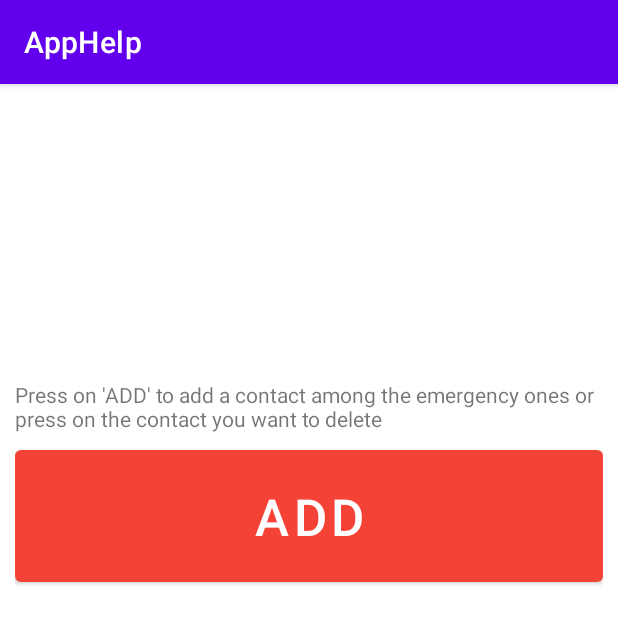
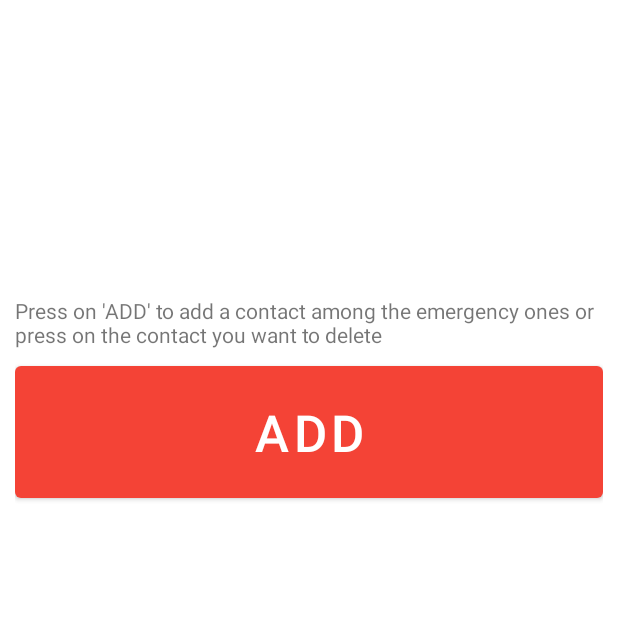
Before and after one commit to robi00/AppHelp, an Android app: the Activity2 screen opened directly, with no data from a screen before it, on a phone screen of 412 x 824 dp. Shown: the top 624 px of the screen. Run offline under Robolectric (Android 15) with nearby library versions, the phone set to English and light mode, and no system bars.

Commit message:
Internazionalizzazione stringhe, cambio nome app e no toolbar

```diff
--- a/app/src/main/res/layout-land/activity_2.xml
+++ b/app/src/main/res/layout-land/activity_2.xml
@@ -37,7 +37,7 @@
         android:layout_height="60dp"
         android:layout_below="@+id/info"
         android:layout_marginTop="5dp"
-        android:text="ADD"
+        android:text="@string/add"
         android:textSize="24sp"
         app:backgroundTint="#F44336" />
 
@@ -47,6 +47,6 @@
         android:layout_height="wrap_content"
         android:layout_below="@+id/contactIv"
         android:layout_marginTop="1dp"
-        android:text="Press on 'ADD' to add a contact among the emergency ones or press on the contact you want to delete" />
+        android:text="@string/info" />
 
 </RelativeLayout>
--- a/app/src/main/res/layout-land/activity_main.xml
+++ b/app/src/main/res/layout-land/activity_main.xml
@@ -45,7 +45,7 @@
             android:layout_marginStart="3dp"
             android:layout_marginLeft="3dp"
             android:layout_marginTop="80dp"
-            android:text="Where am I?"
+            android:text="@string/where_am_i"
             android:textColor="#000000"
             android:textSize="15sp"
             app:backgroundTint="#FFFFFF"
@@ -57,7 +57,7 @@
             android:layout_width="227dp"
             android:layout_height="wrap_content"
             android:layout_marginRight="3dp"
-            android:text="Settings"
+            android:text="@string/settings"
             android:textColor="#000000"
             android:textSize="15sp"
             app:backgroundTint="#FFFFFF"
@@ -69,7 +69,7 @@
             android:id="@+id/buttSound"
             android:layout_width="226dp"
             android:layout_height="wrap_content"
-            android:text="Stop sound"
+            android:text="@string/stop_sound"
             android:textColor="#000000"
             android:textSize="10dp"
             app:backgroundTint="#FFFFFF"
--- a/app/src/main/res/layout/activity_2.xml
+++ b/app/src/main/res/layout/activity_2.xml
@@ -37,7 +37,7 @@
         android:layout_height="100dp"
         android:layout_below="@+id/info"
         android:layout_marginTop="5dp"
-        android:text="ADD"
+        android:text="@string/add"
         android:textSize="34dp"
         app:backgroundTint="#F44336" />
 
@@ -47,6 +47,6 @@
         android:layout_height="wrap_content"
         android:layout_below="@+id/contactIv"
         android:layout_marginTop="5dp"
-        android:text="Press on 'ADD' to add a contact among the emergency ones or press on the contact you want to delete" />
+        android:text="@string/info" />
 
 </RelativeLayout>
--- a/app/src/main/res/layout/activity_main.xml
+++ b/app/src/main/res/layout/activity_main.xml
@@ -44,7 +44,7 @@
             android:layout_height="wrap_content"
             android:layout_marginStart="3dp"
             android:layout_marginLeft="3dp"
-            android:text="Where am I?"
+            android:text="@string/where_am_i"
             android:textColor="#000000"
             android:textSize="15sp"
             app:backgroundTint="#FFFFFF"
@@ -56,7 +56,7 @@
             android:layout_width="140dp"
             android:layout_height="wrap_content"
             android:layout_marginRight="3dp"
-            android:text="Settings"
+            android:text="@string/settings"
             android:textColor="#000000"
             android:textSize="15sp"
             app:backgroundTint="#FFFFFF"
@@ -72,7 +72,7 @@
             android:layout_marginLeft="10dp"
             android:layout_marginEnd="10dp"
             android:layout_marginRight="10dp"
-            android:text="Stop sound"
+            android:text="@string/stop_sound"
             android:textColor="#000000"
             android:textSize="10dp"
             app:backgroundTint="#FFFFFF"
--- a/app/src/main/res/values-night/themes.xml
+++ b/app/src/main/res/values-night/themes.xml
@@ -1,6 +1,6 @@
 <resources xmlns:tools="http://schemas.android.com/tools">
   <!-- Base application theme. -->
-  <style name="Theme.AppHelp" parent="Theme.MaterialComponents.DayNight.DarkActionBar">
+  <style name="Theme.AppHelp" parent="Theme.MaterialComponents.DayNight.NoActionBar">
     <!-- Primary brand color. -->
     <item name="colorPrimary">@color/purple_200</item>
     <item name="colorPrimaryVariant">@color/purple_700</item>
--- a/app/src/main/res/values/strings.xml
+++ b/app/src/main/res/values/strings.xml
@@ -1,3 +1,9 @@
 <resources>
-    <string name="app_name">AppHelp</string>
+    <string name="app_name" translatable="false">Help</string>
+    <string name="stop_sound">Stop sound</string>
+    <string name="settings">Settings</string>
+    <string name="where_am_i">Where am I?</string>
+    <string name="add">ADD</string>
+    <string name="info">Press on \'ADD\' to add a contact among the emergency ones or press on the contact you want to delete</string>
+    <string name="add">ADD</string>
 </resources>
--- a/app/src/main/res/values/themes.xml
+++ b/app/src/main/res/values/themes.xml
@@ -1,6 +1,6 @@
 <resources xmlns:tools="http://schemas.android.com/tools">
     <!-- Base application theme. -->
-    <style name="Theme.AppHelp" parent="Theme.MaterialComponents.DayNight.DarkActionBar">
+    <style name="Theme.AppHelp" parent="Theme.MaterialComponents.DayNight.NoActionBar">
         <!-- Primary brand color. -->
         <item name="colorPrimary">@color/purple_500</item>
         <item name="colorPrimaryVariant">@color/purple_700</item>
```
Also changed, not shown: 6 other files.
